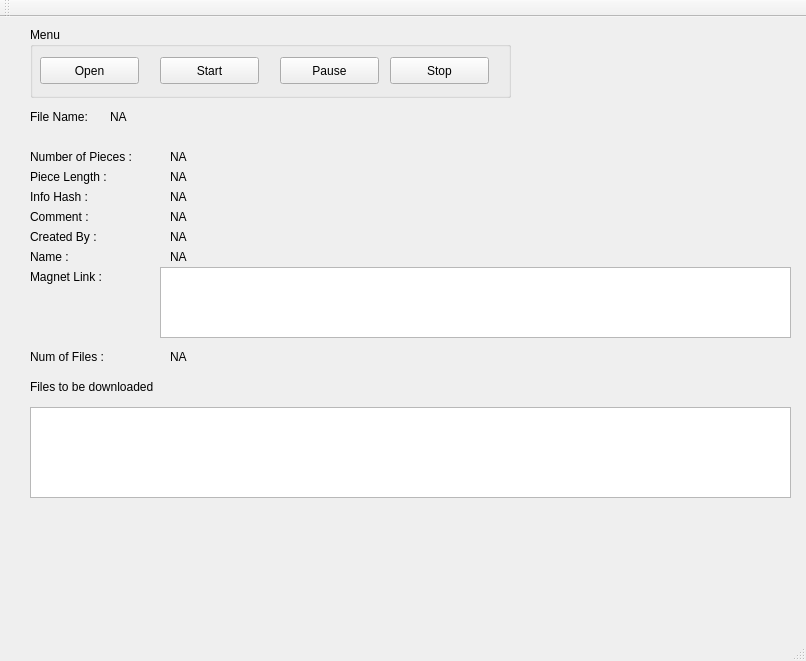
Before: the Qt Designer form mainwindow.ui in oya163/storm, drawn with Qt 5.
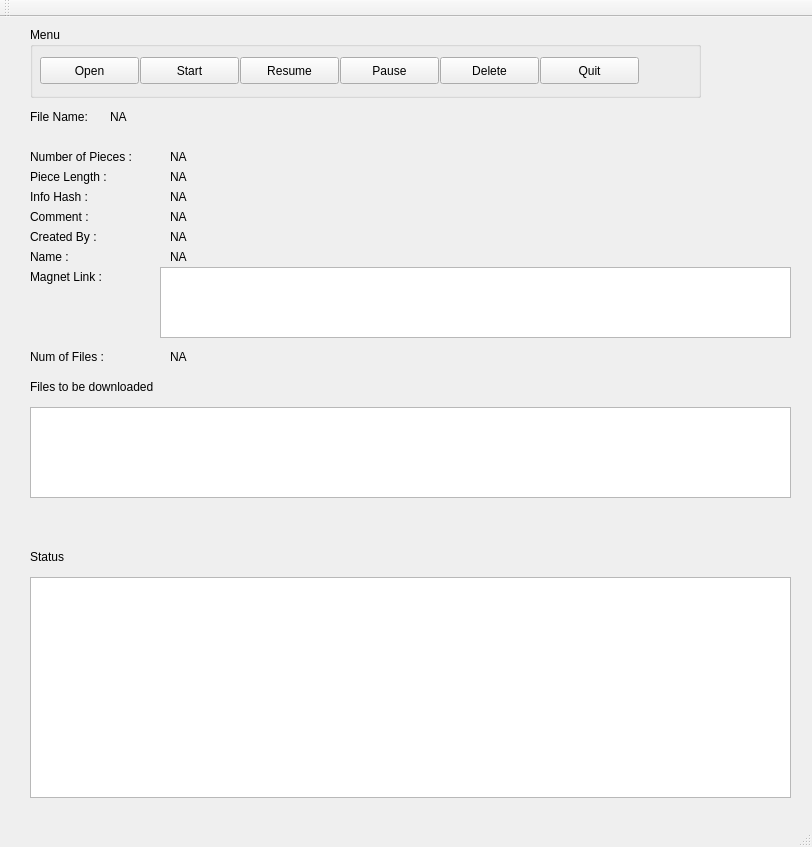
After: the same form once the commit is applied.

Commit message: Passes struct on to display status window and improved destructors

```diff
--- a/mainwindow.ui
+++ b/mainwindow.ui
@@ -6,8 +6,8 @@
    <rect>
     <x>0</x>
     <y>0</y>
-    <width>806</width>
-    <height>661</height>
+    <width>812</width>
+    <height>847</height>
    </rect>
   </property>
   <property name="windowTitle">
@@ -45,7 +45,7 @@
      <rect>
       <x>30</x>
       <y>10</y>
-      <width>481</width>
+      <width>671</width>
       <height>71</height>
      </rect>
     </property>
@@ -55,7 +55,7 @@
     <widget class="QPushButton" name="pushButton_7">
      <property name="geometry">
       <rect>
-       <x>130</x>
+       <x>110</x>
        <y>30</y>
        <width>99</width>
        <height>27</height>
@@ -81,7 +81,46 @@
     <widget class="QPushButton" name="pushButton_6">
      <property name="geometry">
       <rect>
-       <x>250</x>
+       <x>210</x>
+       <y>30</y>
+       <width>99</width>
+       <height>27</height>
+      </rect>
+     </property>
+     <property name="text">
+      <string>Resume</string>
+     </property>
+    </widget>
+    <widget class="QPushButton" name="deleteButton">
+     <property name="geometry">
+      <rect>
+       <x>410</x>
+       <y>30</y>
+       <width>99</width>
+       <height>27</height>
+      </rect>
+     </property>
+     <property name="text">
+      <string>Delete</string>
+     </property>
+    </widget>
+    <widget class="QPushButton" name="quitButton">
+     <property name="geometry">
+      <rect>
+       <x>510</x>
+       <y>30</y>
+       <width>99</width>
+       <height>27</height>
+      </rect>
+     </property>
+     <property name="text">
+      <string>Quit</string>
+     </property>
+    </widget>
+    <widget class="QPushButton" name="pauseButton">
+     <property name="geometry">
+      <rect>
+       <x>310</x>
        <y>30</y>
        <width>99</width>
        <height>27</height>
@@ -91,19 +130,6 @@
       <string>Pause</string>
      </property>
     </widget>
-    <widget class="QPushButton" name="pushButton_5">
-     <property name="geometry">
-      <rect>
-       <x>360</x>
-       <y>30</y>
-       <width>99</width>
-       <height>27</height>
-      </rect>
-     </property>
-     <property name="text">
-      <string>Stop</string>
-     </property>
-    </widget>
    </widget>
    <widget class="QLabel" name="label_2">
     <property name="geometry">
@@ -333,6 +359,29 @@
      <string>Files to be downloaded</string>
     </property>
    </widget>
+   <widget class="QLabel" name="label_11">
+    <property name="geometry">
+     <rect>
+      <x>30</x>
+      <y>530</y>
+      <width>171</width>
+      <height>20</height>
+     </rect>
+    </property>
+    <property name="text">
+     <string>Status</string>
+    </property>
+   </widget>
+   <widget class="QTableWidget" name="statusDisplay">
+    <property name="geometry">
+     <rect>
+      <x>30</x>
+      <y>560</y>
+      <width>761</width>
+      <height>221</height>
+     </rect>
+    </property>
+   </widget>
   </widget>
   <widget class="QMenuBar" name="menuBar">
    <property name="geometry">
```
Left out of the diff: 8 changed lines with no effect on the pictures. The commit also changes 17 other files.
